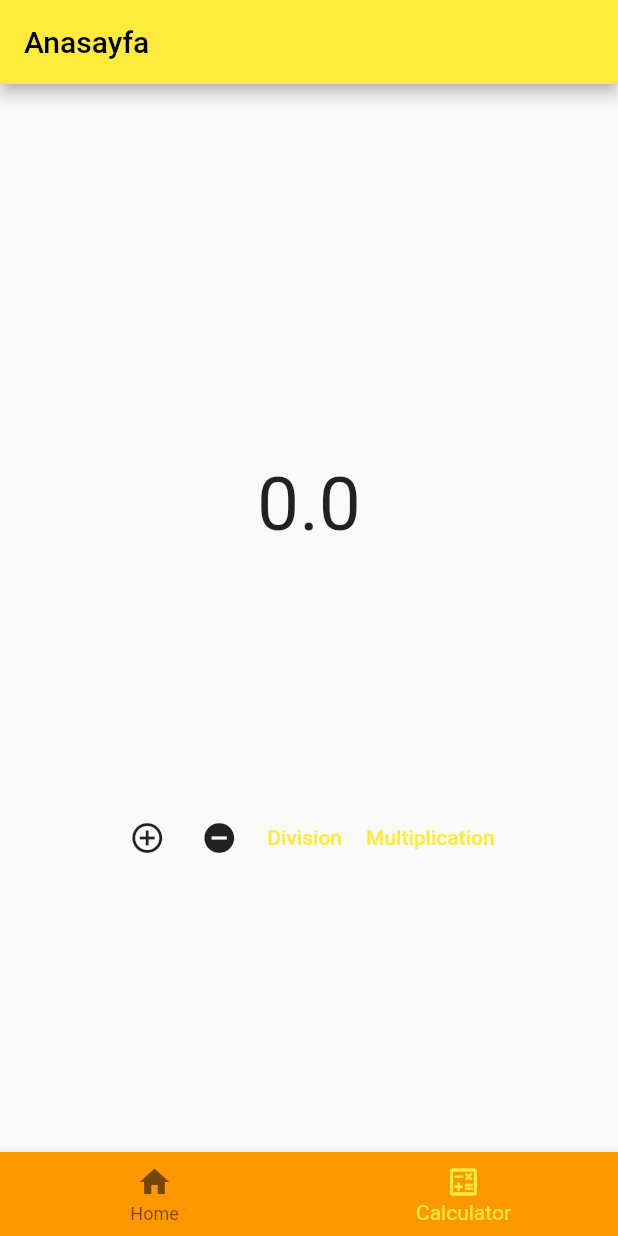
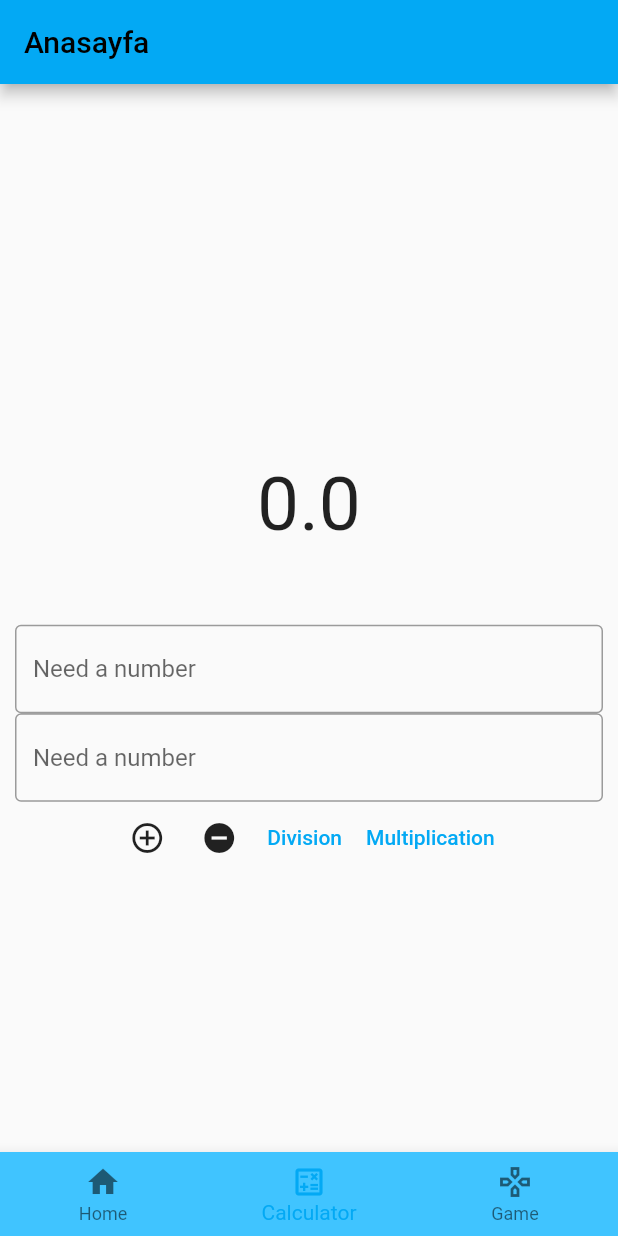
Before and after one commit to EmirKosekul/FlutterDenemelerim, a Flutter app: the screen it shows after launch, item 2 of the bottom bar chosen, after a tap on the "add circle outline" icon, on a phone screen of 412 x 824 dp. Run offline on Flutter 3.47's test engine with Material 2 defaults, Android fonts, the phone set to English and light mode, and no system bars.

Commit message:
Oyun commit

```diff
--- a/lib/main.dart
+++ b/lib/main.dart
@@ -23,7 +23,7 @@ class MyApp extends StatelessWidget {
         // or simply save your changes to "hot reload" in a Flutter IDE).
         // Notice that the counter didn't reset back to zero; the application
         // is not restarted.
-        primarySwatch: Colors.yellow,
+        primarySwatch: Colors.lightBlue,
       ),
       home: MyHome(),
     );
--- a/lib/views/KullaniciSayfasi.dart
+++ b/lib/views/KullaniciSayfasi.dart
@@ -17,13 +17,16 @@ class KSayfasi extends State<KullaniciSayfasi> {
   double _number1 = 0;
   double _number2 = 0;
   double result = 0;
-  String _yazi="";
+  String _yazi = "";
+  String stringResult() {
+    return _yazi;
+  }
 
   @override
   Widget build(BuildContext context) {
     return Scaffold(
       body: Padding(
-        padding: const EdgeInsets.all(20.0),
+        padding: const EdgeInsets.all(5.0),
         child: Column(
           mainAxisAlignment: MainAxisAlignment.center,
           crossAxisAlignment: CrossAxisAlignment.center,
@@ -40,9 +43,10 @@ class KSayfasi extends State<KullaniciSayfasi> {
               height: 50,
             ),
             Padding(
-              padding: const EdgeInsets.only(left: 500, right: 500),
+              padding: const EdgeInsets.only(left: 5, right: 5),
               child: TextField(
                 controller: _controller1,
+                keyboardType: TextInputType.number,
                 decoration: const InputDecoration(
                   hintText: "Need a number",
                   border: OutlineInputBorder(),
@@ -50,9 +54,10 @@ class KSayfasi extends State<KullaniciSayfasi> {
               ),
             ),
             Padding(
-              padding: const EdgeInsets.only(left: 500, right: 500),
+              padding: const EdgeInsets.only(left: 5, right: 5),
               child: TextField(
                 controller: _controller2,
+                keyboardType: TextInputType.number,
                 decoration: const InputDecoration(
                   hintText: "Need a number",
                   border: OutlineInputBorder(),
@@ -68,7 +73,9 @@ class KSayfasi extends State<KullaniciSayfasi> {
                       _number1 = double.parse(_controller1.text);
                       _number2 = double.parse(_controller2.text);
                       result = _number1 + _number2;
-                      setState(() {});
+                      setState(() {
+                        stringResult();
+                      });
                     },
                     icon: Icon(Icons.add_circle_outline_outlined)),
                 IconButton(
@@ -76,7 +83,9 @@ class KSayfasi extends State<KullaniciSayfasi> {
                       _number1 = double.parse(_controller1.text);
                       _number2 = double.parse(_controller2.text);
                       result = _number1 - _number2;
-                      setState(() {});
+                      setState(() {
+                        stringResult();
+                      });
                     },
                     icon: Icon(Icons.remove_circle_sharp)),
                 TextButton(
@@ -84,7 +93,9 @@ class KSayfasi extends State<KullaniciSayfasi> {
                       _number1 = double.parse(_controller1.text);
                       _number2 = double.parse(_controller2.text);
                       result = _number1 / _number2;
-                      setState(() {});
+                      setState(() {
+                        stringResult();
+                      });
                     }),
                     child: Text("Division")),
                 TextButton(
@@ -92,7 +103,9 @@ class KSayfasi extends State<KullaniciSayfasi> {
                       _number1 = double.parse(_controller1.text);
                       _number2 = double.parse(_controller2.text);
                       result = _number1 * _number2;
-                      setState(() {});
+                      setState(() {
+                        stringResult();
+                      });
                     }),
                     child: Text("Multiplication")),
               ],
--- a/lib/views/MyHome.dart
+++ b/lib/views/MyHome.dart
@@ -1,5 +1,6 @@
 // ignore_for_file: prefer_const_constructors
 import 'package:deneme1/views/MainHomeView.dart';
+import 'package:deneme1/views/Oyun.dart';
 import 'package:flutter/material.dart';
 import 'KullaniciSayfasi.dart';
 
@@ -11,7 +12,7 @@ class MyHome extends StatefulWidget {
 class _MyHomeState extends State<MyHome> {
   PageController _pageController = PageController();
   int _index = 0;
-  List<Widget> _screens = [MainHomeView(),KullaniciSayfasi.empty()];
+  List<Widget> _screens = [MainHomeView(), KullaniciSayfasi.empty(),Oyun()];
   void onPageChanged(int index) {
     setState(() {
       _index = index;
@@ -28,19 +29,20 @@ class _MyHomeState extends State<MyHome> {
       appBar: AppBar(
         title: Text("Anasayfa"),
       ),
-      body:   PageView(
-              controller: _pageController,
-              children: _screens,
-              onPageChanged: onPageChanged,
-            ),
-      bottomNavigationBar: BottomNavigationBar(backgroundColor: Colors.orange,
+      body: PageView(
+        controller: _pageController,
+        children: _screens,
+        onPageChanged: onPageChanged,
+      ),
+      bottomNavigationBar: BottomNavigationBar(
+          backgroundColor: Colors.lightBlueAccent,
           onTap: onItemTapped,
           currentIndex: _index,
           // ignore: prefer_const_literals_to_create_immutables
           items: [
             BottomNavigationBarItem(icon: Icon(Icons.home), label: "Home"),
-            BottomNavigationBarItem(
-                icon: Icon(Icons.calculate_outlined), label: "Calculator")
+            BottomNavigationBarItem(icon: Icon(Icons.calculate_outlined), label: "Calculator"),
+            BottomNavigationBarItem(icon: Icon(Icons.gamepad_outlined), label: "Game"),
           ]),
     );
   }
--- /dev/null
+++ b/lib/views/Oyun.dart
@@ -0,0 +1,106 @@
+import 'dart:async';
+
+import 'package:flutter/material.dart';
+
+class Oyun extends StatefulWidget {
+  @override
+  State<Oyun> createState() => _OyunState();
+}
+
+class _OyunState extends State<Oyun> {
+  double _timer = 5;
+  int _counter = 0;
+  bool _buttonPressed = false;
+  bool _loopActive = false;
+  void _startCountDown() {
+    Timer.periodic(Duration(seconds: 1), (timer) {
+      if (_timer > 0) {
+        setState(() {
+          _timer--;
+        });
+      } else {
+        timer.cancel();
+      }
+    });
+  }
+
+  void _increaseCounterWhilePressed() async {
+    if (_loopActive) return; // check if loop is active
+
+    _loopActive = true;
+
+    while (_buttonPressed) {
+      // do your thing
+      setState(() {
+        _counter++;
+      });
+
+      // wait a second
+      await Future.delayed(Duration(milliseconds: 50));
+    }
+
+    _loopActive = false;
+  }
+
+  @override
+  Widget build(BuildContext context) {
+    // TODO: implement build
+    return Scaffold(
+      appBar: AppBar(title: Text("Oyun"),),
+        body: Center(
+      child: Column(
+        mainAxisAlignment: MainAxisAlignment.center,
+        children: [
+          Text(
+            _counter.toString(),
+            style: TextStyle(color: Colors.black, fontSize: 50),
+          ),
+          AnimatedContainer(
+            width: _timer * 100,
+            color: _timer <= 2 ? Colors.red : Colors.green,
+            height: 5,
+            duration: const Duration(seconds: 1),
+          ),
+          Row(
+            mainAxisAlignment: MainAxisAlignment.center,
+            children: [
+              Listener(
+                onPointerDown: (details) {
+                  _buttonPressed = true;
+                  _increaseCounterWhilePressed();
+                },
+                onPointerUp: (details) {
+                  _buttonPressed = false;
+                },
+                child: Container(
+                    decoration: BoxDecoration(
+                        color: Colors.lightBlueAccent, border: Border.all()),
+                    child: Text(
+                      "Basılı TUT!",
+                      style: TextStyle(color: Colors.black),
+                    )),
+              ),
+              ElevatedButton(
+                  onPressed: () {
+                    setState(() {
+                      _counter++;
+                    });
+                  },
+                  child: Text("+1")),
+              ElevatedButton(
+                  onPressed: () {
+                    setState(() {
+                      _counter += 2;
+                    });
+                  },
+                  child: Text("+2")),
+            ],
+          ),
+          ElevatedButton(
+              onPressed: _startCountDown,
+              child: Text("Oyunu Başlat/Baştan Başlat"))
+        ],
+      ),
+    ));
+  }
+}
```
Also changed, not shown: 1 other file.
